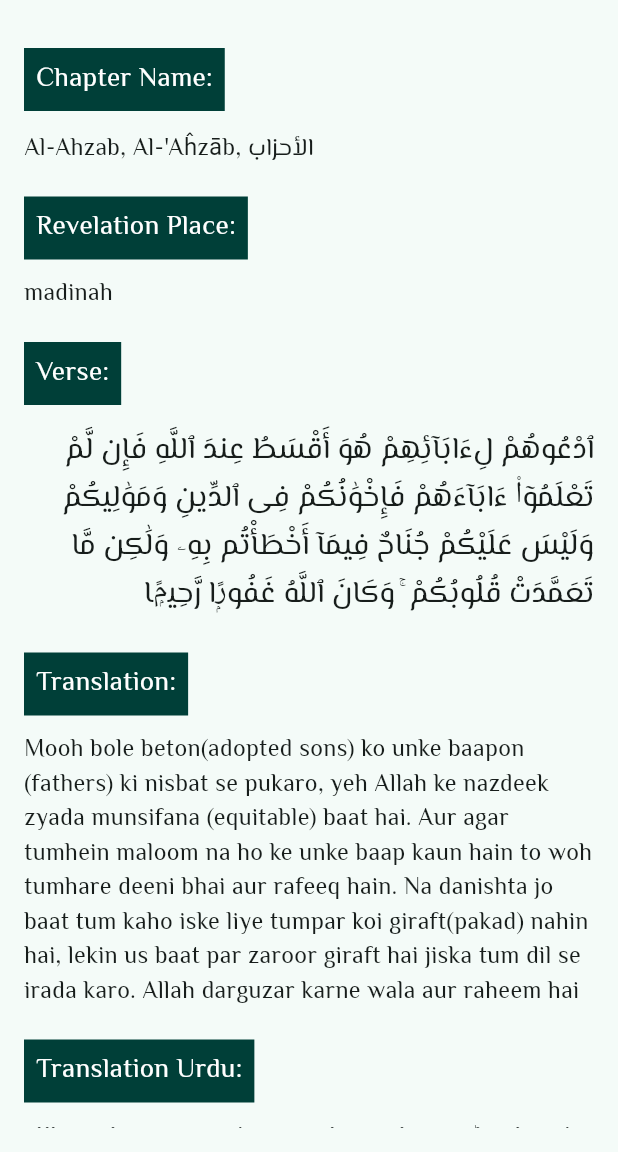
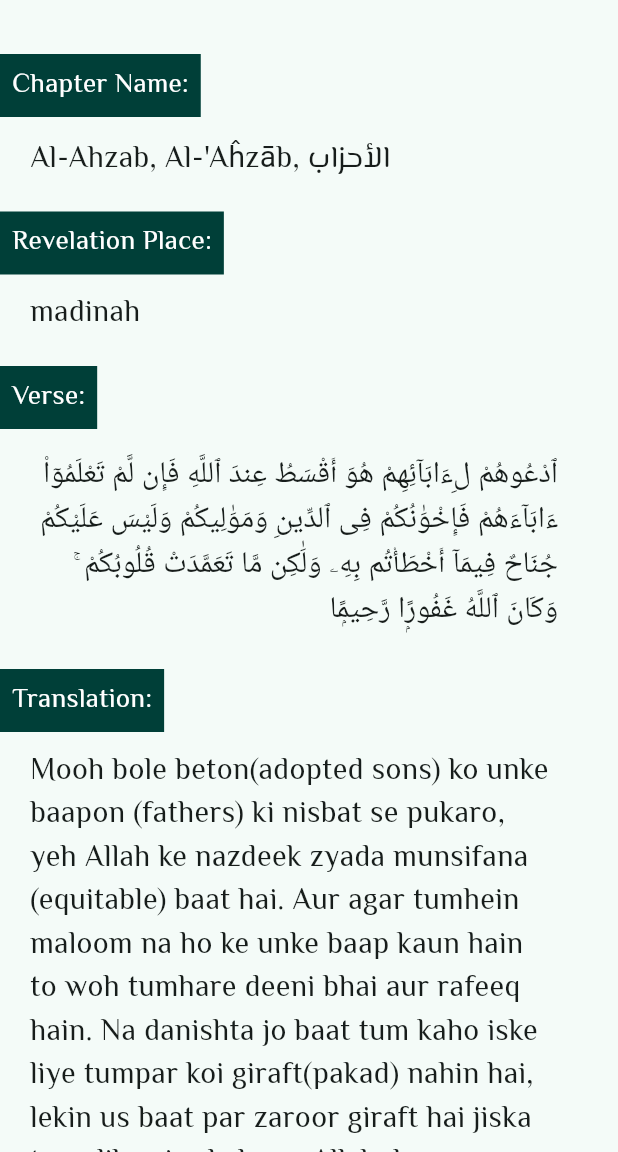
Before and after one commit to arsalanpeerzada/AQFlutter, a Flutter app: the VerseDetail screen opened directly, on a phone screen of 412 x 824 dp, the part 84-1236 px from its top. Run offline on Flutter 3.47's test engine with Material 3 defaults, Android fonts, the light colour scheme and no system bars; missing offline and left inert: flutter_pdfview; network calls fail; Roboto replaces fonts that are missing (jnr); project files that could hold a hidden picture were left out.

Commit message:
07-8-2024 - 2

```diff
--- a/lib/VerseDetail.dart
+++ b/lib/VerseDetail.dart
@@ -27,7 +27,7 @@ class _VerseDetailState extends State<VerseDetail> {
         ),
       ),
       body: Padding(
-        padding: const EdgeInsets.all(16.0),
+        padding: const EdgeInsets.fromLTRB(0,20,20,0),
         child: SingleChildScrollView(
           child: Column(
             crossAxisAlignment: CrossAxisAlignment.start,
@@ -38,11 +38,11 @@ class _VerseDetailState extends State<VerseDetail> {
               SectionContent(content: 'madinah'),
               SectionTitle(title: 'Verse:'),
               Padding(
-                padding: const EdgeInsets.symmetric(vertical: 8.0),
+                padding: const EdgeInsets.symmetric(vertical: 8.0,horizontal: 20),
                 child: Text(
                   'ٱدْعُوهُمْ لِءَابَآئِهِمْ هُوَ أَقْسَطُ عِندَ ٱللَّهِ فَإِن لَّمْ تَعْلَمُوٓا۟ ءَابَآءَهُمْ فَإِخْوَٰنُكُمْ فِى ٱلدِّينِ وَمَوَٰلِيكُمْ وَلَيْسَ عَلَيْكُمْ جُنَاحٌ فِيمَآ أَخْطَأْتُم بِهِۦ وَلَٰكِن مَّا تَعَمَّدَتْ قُلُوبُكُمْ ۚ وَكَانَ ٱللَّهُ غَفُورًۭا رَّحِيمًۭا',
                   style: TextStyle(
-                    fontFamily: 'elmessiri',
+                    fontFamily: 'jnr',
                     fontSize: 20,
                   ),
                   textAlign: TextAlign.right,
@@ -54,9 +54,15 @@ class _VerseDetailState extends State<VerseDetail> {
                 'Mooh bole beton(adopted sons) ko unke baapon (fathers) ki nisbat se pukaro, yeh Allah ke nazdeek zyada munsifana (equitable) baat hai. Aur agar tumhein maloom na ho ke unke baap kaun hain to woh tumhare deeni bhai aur rafeeq hain. Na danishta jo baat tum kaho iske liye tumpar koi giraft(pakad) nahin hai, lekin us baat par zaroor giraft hai jiska tum dil se irada karo. Allah darguzar karne wala aur raheem hai',
               ),
               SectionTitle(title: 'Translation Urdu:'),
-              SectionContent(
-                content:
-                'منہ بولے بیٹوں کو ان کے باپوں کی نسبت سے پکارو،یہ الله کے نزدیک زیادہ منصفانہ بات ہے۔\n1 اور اگر تمہیں معلوم نہ ہو کہ ان کے باپ کون ہے تو وہ تمہارے دینی بھائی اور رفیق ہیں۔\n2 نادانستہ جو بات تم کہو اس کے لیے تم پر کوئی گرفت نہیں ہے، لیکن اس بات پر ضرور گرفت ہے جس کا تم دل سے ارادہ کرو۔\n3 الله در گزر کرنے والا اور رحیم ہے۔\n4',
+              Padding(
+                padding: const EdgeInsets.symmetric(vertical: 8.0,horizontal: 20),
+                child: Text('منہ بولے بیٹوں کو ان کے باپوں کی نسبت سے پکارو،یہ الله کے نزدیک زیادہ منصفانہ بات ہے۔\n1 اور اگر تمہیں معلوم نہ ہو کہ ان کے باپ کون ہے تو وہ تمہارے دینی بھائی اور رفیق ہیں۔\n2 نادانستہ جو بات تم کہو اس کے لیے تم پر کوئی گرفت نہیں ہے، لیکن اس بات پر ضرور گرفت ہے جس کا تم دل سے ارادہ کرو۔\n3 الله در گزر کرنے والا اور رحیم ہے۔\n4',
+                  style: TextStyle(
+                    fontFamily: 'jnr',
+                    fontSize: 20,
+                  ),
+                  textAlign: TextAlign.right,
+                ),
               ),
             ],
           ),
@@ -97,11 +103,11 @@ class SectionContent extends StatelessWidget {
   @override
   Widget build(BuildContext context) {
     return Padding(
-      padding: const EdgeInsets.symmetric(vertical: 4.0),
+      padding: const EdgeInsets.symmetric(vertical: 4.0,horizontal: 20),
       child: Text(
         content,
         style: TextStyle(
-          fontSize: 16,
+          fontSize: 20,
           fontFamily: 'elmessiri',
         ),
       ),
```
